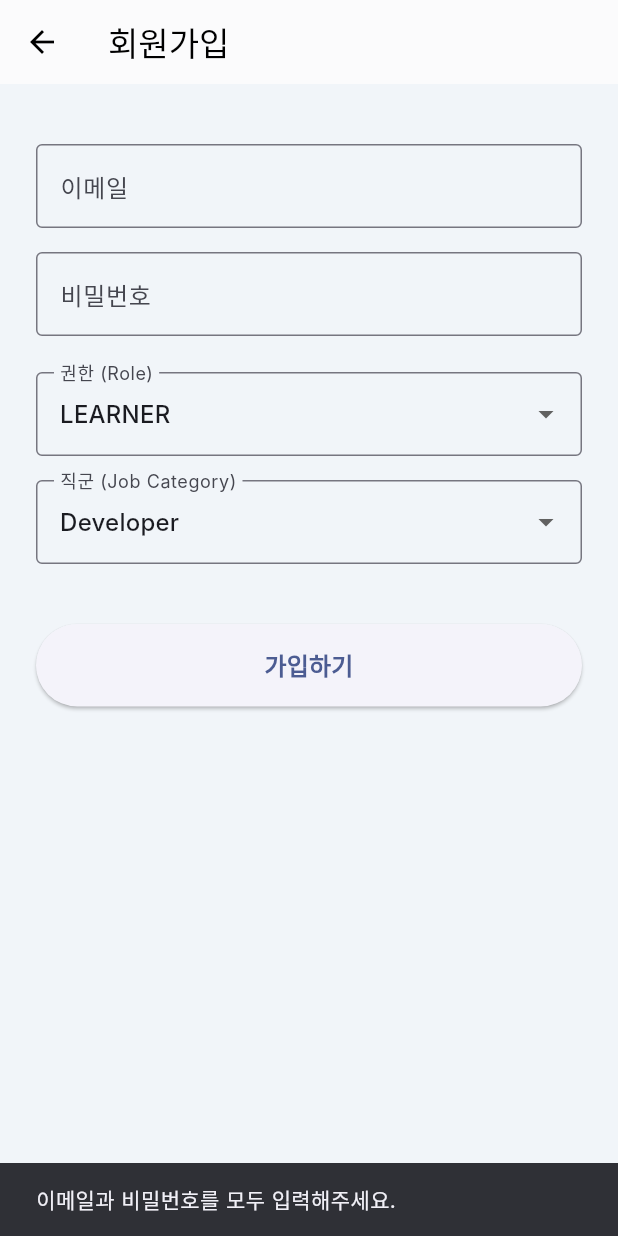
After one commit to postforty/everlaw-edu, a Flutter app: the SignUpScreen screen opened directly, after a tap on "가입하기", on a phone screen of 412 x 824 dp. The commit adds this screen. Run offline on Flutter 3.47's test engine with Material 3 defaults, Android fonts, the phone set to English and light mode, and no system bars; our stand-ins replace dio, flutter_dotenv, flutter_markdown, flutter_riverpod, flutter_secure_storage, lottie and 1 more; accounts and stored records are empty; Roboto replaces fonts that are missing (Inter).

Commit message:
feat(auth): 신규 회원가입 기능 추가 및 인증 API 엔드포인트 중복 경로 수정
- `signup_screen.dart` 신규 생성:
  - 이메일, 비밀번호, 권한, 직군을 입력받는 회원가입 폼 화면 구현.
  - 서버 단의 `Role` Enum 매핑 오류(HTTP 400->403)를 방지하기 위해 드롭다운 밸류를 서버 규격과 동일한 대문자(`LEARNER`, `ADMIN`)로 전송하도록 설정.
  - 가입 완료 시 `MainTabScreen`으로 자동 리다이렉트 연결.
- `login_screen.dart` 수정:
  - 로그인 버튼 하단에 `SignUpScreen`으로 이동하는 라우팅 버튼 추가.
  - 사용하지 않는(unused) 테마 관련 import 구문 정리.
- `auth_provider.dart` 로직 개선:
  - Dio의 Base URL(`http://localhost:8080/api/v1`) 설정과 중복되지 않도록, 로그인 및 회원가입 엔드포인트의 경로를 `/auth/login`, `/auth/signup`으로 수정하여 403 Forbidden 오류 해결.

```diff
--- a/edu-client/lib/core/network/auth_provider.dart
+++ b/edu-client/lib/core/network/auth_provider.dart
@@ -17,7 +17,7 @@ class AuthService {
   Future<bool> login(String email, String password) async {
     try {
       final response = await _dio.post(
-        '/api/v1/auth/login',
+        '/auth/login',
         data: {
           'email': email,
           'password': password,
@@ -44,7 +44,7 @@ class AuthService {
   }) async {
     try {
       final response = await _dio.post(
-        '/api/v1/auth/signup',
+        '/auth/signup',
         data: {
           'email': email,
           'password': password,
--- a/edu-client/lib/features/auth/views/login_screen.dart
+++ b/edu-client/lib/features/auth/views/login_screen.dart
@@ -2,7 +2,7 @@ import 'package:flutter/material.dart';
 import 'package:flutter_riverpod/flutter_riverpod.dart';
 import '../../../core/network/auth_provider.dart';
 import '../../main/views/main_tab_screen.dart';
-import '../../../core/theme/app_theme.dart';
+import 'signup_screen.dart';
 
 class LoginScreen extends ConsumerStatefulWidget {
   const LoginScreen({super.key});
@@ -65,6 +65,16 @@ class _LoginScreenState extends ConsumerState<LoginScreen> {
                     onPressed: _login,
                     child: const Text('로그인'),
                   ),
+            const SizedBox(height: 16),
+            TextButton(
+              onPressed: () {
+                Navigator.push(
+                  context,
+                  MaterialPageRoute(builder: (context) => const SignUpScreen()),
+                );
+              },
+              child: const Text('계정이 없으신가요? 회원가입'),
+            ),
           ],
         ),
       ),
--- /dev/null
+++ b/edu-client/lib/features/auth/views/signup_screen.dart
@@ -0,0 +1,137 @@
+import 'package:flutter/material.dart';
+import 'package:flutter_riverpod/flutter_riverpod.dart';
+import '../../../core/network/auth_provider.dart';
+import '../../main/views/main_tab_screen.dart';
+
+class SignUpScreen extends ConsumerStatefulWidget {
+  const SignUpScreen({super.key});
+
+  @override
+  ConsumerState<SignUpScreen> createState() => _SignUpScreenState();
+}
+
+class _SignUpScreenState extends ConsumerState<SignUpScreen> {
+  final _emailController = TextEditingController();
+  final _passwordController = TextEditingController();
+
+  String _selectedRole = 'LEARNER';
+  String _selectedJobCategory = 'Developer';
+
+  bool _isLoading = false;
+
+  final List<String> _roles = ['LEARNER', 'ADMIN'];
+  final List<String> _jobCategories = ['Developer', 'HR', 'Sales', 'Manager', 'Other'];
+
+  Future<void> _signup() async {
+    if (_emailController.text.trim().isEmpty || _passwordController.text.trim().isEmpty) {
+      ScaffoldMessenger.of(context).showSnackBar(
+        const SnackBar(content: Text('이메일과 비밀번호를 모두 입력해주세요.')),
+      );
+      return;
+    }
+
+    setState(() => _isLoading = true);
+
+    final success = await ref.read(authServiceProvider).signup(
+      email: _emailController.text.trim(),
+      password: _passwordController.text.trim(),
+      role: _selectedRole,
+      jobCategory: _selectedJobCategory,
+    );
+
+    if (!mounted) return;
+    setState(() => _isLoading = false);
+
+    if (success) {
+      ScaffoldMessenger.of(context).showSnackBar(
+        const SnackBar(content: Text('회원가입이 완료되었습니다.')),
+      );
+      Navigator.pushReplacement(
+        context,
+        MaterialPageRoute(builder: (context) => const MainTabScreen()),
+      );
+    } else {
+      ScaffoldMessenger.of(context).showSnackBar(
+        const SnackBar(content: Text('회원가입에 실패했습니다.')),
+      );
+    }
+  }
+
+  @override
+  Widget build(BuildContext context) {
+    return Scaffold(
+      appBar: AppBar(title: const Text('회원가입')),
+      body: SingleChildScrollView(
+        padding: const EdgeInsets.all(24.0),
+        child: Column(
+          mainAxisAlignment: MainAxisAlignment.center,
+          crossAxisAlignment: CrossAxisAlignment.stretch,
+          children: [
+            const SizedBox(height: 16),
+            TextField(
+              controller: _emailController,
+              keyboardType: TextInputType.emailAddress,
+              decoration: const InputDecoration(
+                labelText: '이메일',
+                border: OutlineInputBorder(),
+              ),
+            ),
+            const SizedBox(height: 16),
+            TextField(
+              controller: _passwordController,
+              decoration: const InputDecoration(
+                labelText: '비밀번호',
+                border: OutlineInputBorder(),
+              ),
+              obscureText: true,
+            ),
+            const SizedBox(height: 24),
+            DropdownButtonFormField<String>(
+              initialValue: _selectedRole,
+              decoration: const InputDecoration(
+                labelText: '권한 (Role)',
+                border: OutlineInputBorder(),
+              ),
+              items: _roles.map((role) {
+                return DropdownMenuItem(
+                  value: role,
+                  child: Text(role.toUpperCase()),
+                );
+              }).toList(),
+              onChanged: (val) {
+                if (val != null) setState(() => _selectedRole = val);
+              },
+            ),
+            const SizedBox(height: 16),
+            DropdownButtonFormField<String>(
+              initialValue: _selectedJobCategory,
+              decoration: const InputDecoration(
+                labelText: '직군 (Job Category)',
+                border: OutlineInputBorder(),
+              ),
+              items: _jobCategories.map((category) {
+                return DropdownMenuItem(
+                  value: category,
+                  child: Text(category),
+                );
+              }).toList(),
+              onChanged: (val) {
+                if (val != null) setState(() => _selectedJobCategory = val);
+              },
+            ),
+            const SizedBox(height: 40),
+            _isLoading
+                ? const Center(child: CircularProgressIndicator())
+                : ElevatedButton(
+                    onPressed: _signup,
+                    style: ElevatedButton.styleFrom(
+                      padding: const EdgeInsets.symmetric(vertical: 16),
+                    ),
+                    child: const Text('가입하기', style: TextStyle(fontSize: 16, fontWeight: FontWeight.bold)),
+                  ),
+          ],
+        ),
+      ),
+    );
+  }
+}
--- a/edu-client/lib/features/quiz/providers/quiz_bank_provider.dart
+++ b/edu-client/lib/features/quiz/providers/quiz_bank_provider.dart
@@ -8,7 +8,9 @@ final quizBankProvider = FutureProvider<List<QuizItem>>((ref) async {
     final response = await dio.get('/api/v1/quizzes');
     final List data = response.data as List;
     return data.map((json) => QuizItem.fromJson(json)).toList();
-  } catch (e) {
-    return [];
+  } catch (e, stackTrace) {
+    print('Failed to fetch quiz bank: $e');
+    print(stackTrace);
+    throw Exception('Failed to load quiz feed from server: $e');
   }
 });
```
Also changed, not shown: 1 other file.
